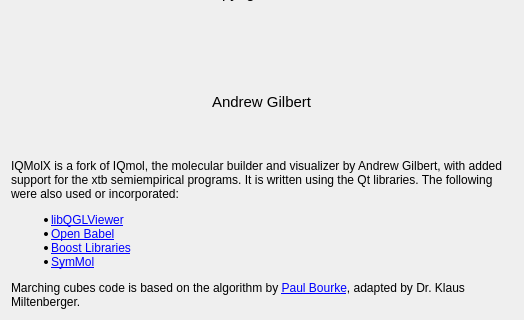
This is src/Main/AboutDialog.ui in peverati/IQmolX as Qt 5 draws it before an edit; both pictures show x 0 to 524 and y 395 to 715 of the 524 by 715 pixel window. The edited form follows.
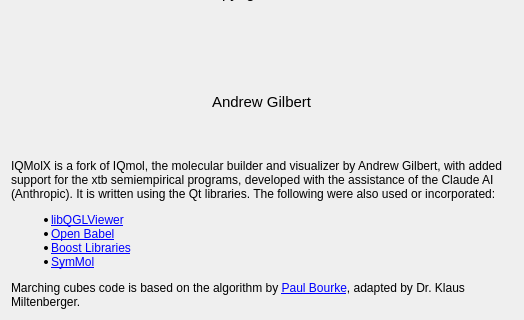
This is the edited form. Icons and pictures are not drawn.

Commit message: State that IQMolX was developed with the assistance of Claude: README, About dialog, file headers

What changed in the file:
```diff
--- a/src/Main/AboutDialog.ui
+++ b/src/Main/AboutDialog.ui
@@ -250,7 +250,7 @@
      </property>
      <property name="text">
       <string>IQMolX is a fork of IQmol, the molecular builder and visualizer by Andrew Gilbert, 
-        with added support for the xtb semiempirical programs.
+        with added support for the xtb semiempirical programs, developed with the assistance of the Claude AI (Anthropic).
         It is written using the Qt libraries.  The following were also used or incorporated:
       &lt;ul&gt;
          &lt;li&gt; &lt;a href=&quot;http://www.libqglviewer.com/&quot;&gt;libQGLViewer&lt;/a&gt;
```
The commit also changes 24 other files.
